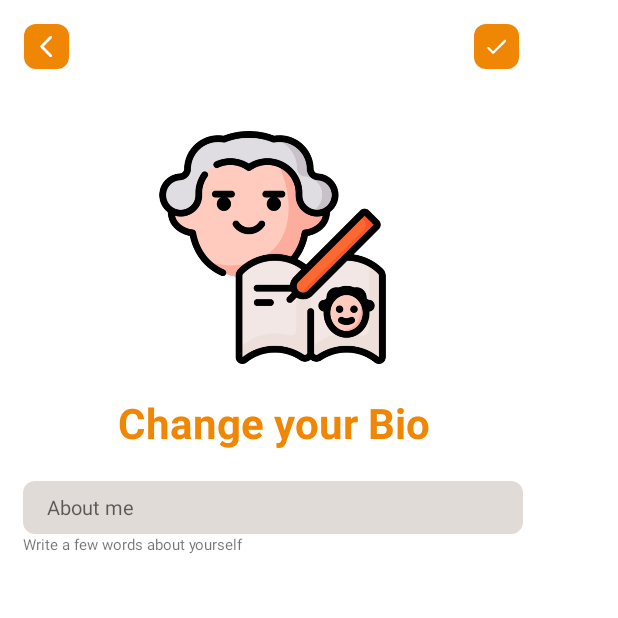
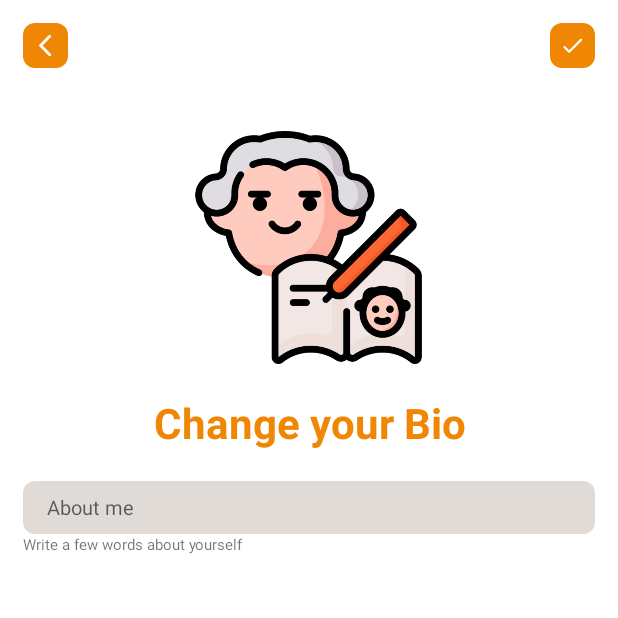
Before and after one commit to dariaert/Jibber, an Android app: the fragment NewBio shown on its own in the app's theme, on a phone screen of 412 x 824 dp, the top half of it. Run offline under Robolectric (Android 15) with nearby library versions, the phone set to English and light mode, and no system bars; our stand-ins replace Firebase (no records; nobody signed in at launch, a user with empty details on screens opened directly).

Commit message:
Last Commit

```diff
--- a/app/src/main/java/com/example/jibber/activities/CodeActivity.java
+++ b/app/src/main/java/com/example/jibber/activities/CodeActivity.java
@@ -37,7 +37,6 @@ public class CodeActivity extends AppCompatActivity {
 
     private EditText inputCode1, inputCode2, inputCode3, inputCode4, inputCode5, inputCode6;
     private String verificationId;
-    CollectionReference collectionRef;
 
     private PreferenceManager preferenceManager;
     FirebaseFirestore db = FirebaseFirestore.getInstance();
@@ -54,7 +53,7 @@ public class CodeActivity extends AppCompatActivity {
         String phoneN = "+7" + getIntent().getStringExtra("mobile");
         if (preferenceManager.getBoolean(Constans.KEY_IS_SIGNED_IN)){
             Intent intent = new Intent(getApplicationContext(), MainActivity.class);
-            //intent.putExtra("NUMBER", phoneN);
+
             startActivity(intent);
             finish();
         }
--- a/app/src/main/res/layout/activity_account.xml
+++ b/app/src/main/res/layout/activity_account.xml
@@ -34,8 +34,7 @@
             android:padding="6dp"
             android:src="@drawable/ic_back"
             app:layout_constraintStart_toStartOf="parent"
-            app:layout_constraintTop_toTopOf="parent"
-            android:tint="@color/black"/>
+            app:layout_constraintTop_toTopOf="parent"/>
 
         <de.hdodenhof.circleimageview.CircleImageView
             android:id="@+id/settings_user_photo"
--- a/app/src/main/res/layout/fragment_new_bio.xml
+++ b/app/src/main/res/layout/fragment_new_bio.xml
@@ -9,13 +9,13 @@
     android:background="@color/white"
     tools:context=".fragments.NewBio">
 
-    <LinearLayout
+    <androidx.constraintlayout.widget.ConstraintLayout
         android:id="@+id/line1"
-        android:layout_width="336dp"
+        android:layout_width="match_parent"
         android:layout_height="wrap_content"
-        android:layout_marginStart="16dp"
-        android:layout_marginTop="16dp"
-        android:layout_marginRight="19dp"
+        android:layout_marginTop="15dp"
+        android:layout_marginLeft="15dp"
+        android:layout_marginRight="15dp"
         android:orientation="horizontal">
 
         <androidx.appcompat.widget.AppCompatImageView
@@ -26,15 +26,17 @@
             android:backgroundTint="@color/orange"
             android:padding="6dp"
             android:src="@drawable/ic_back"
-            android:tint="@color/white" />
+            android:tint="@color/white"
+            tools:ignore="MissingConstraints" />
 
         <TextView
-            android:layout_width="270dp"
+            android:layout_width="match_parent"
             android:layout_height="wrap_content"
-            android:layout_gravity="center"
-            android:textColor="@color/white"
-            android:textSize="18sp"
-            android:textStyle="bold" />
+            tools:ignore="MissingConstraints"
+            app:layout_constraintBottom_toBottomOf="@id/imageBack"
+            app:layout_constraintStart_toEndOf="@id/imageBack"
+            app:layout_constraintTop_toTopOf="@id/imageBack"
+            app:layout_constraintEnd_toStartOf="@id/imageOk"/>
 
         <androidx.appcompat.widget.AppCompatImageView
             android:id="@+id/imageOk"
@@ -44,15 +46,19 @@
             android:backgroundTint="@color/orange"
             android:padding="6dp"
             android:src="@drawable/round_check_24"
-            android:tint="@color/white" />
+            android:tint="@color/white"
+            tools:ignore="MissingConstraints"
+            app:layout_constraintEnd_toEndOf="parent"
+            app:layout_constraintTop_toTopOf="parent"/>
 
-    </LinearLayout>
+    </androidx.constraintlayout.widget.ConstraintLayout>
 
     <LinearLayout
         android:id="@+id/line2"
-        android:layout_width="333dp"
+        android:layout_width="match_parent"
         android:layout_height="wrap_content"
         android:layout_marginLeft="15dp"
+        android:layout_marginRight="15dp"
         android:orientation="vertical">
 
         <TextView
```
Also changed, not shown: app/src/main/res/layout/fragment_new_name.xml (+20 -14 lines), app/src/main/res/layout/fragment_new_username.xml (+20 -14 lines).
